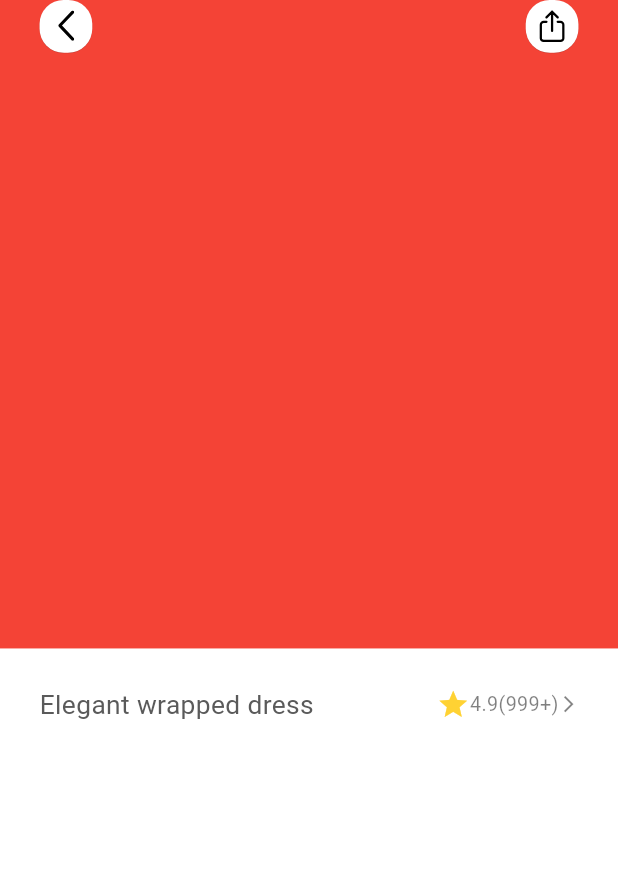
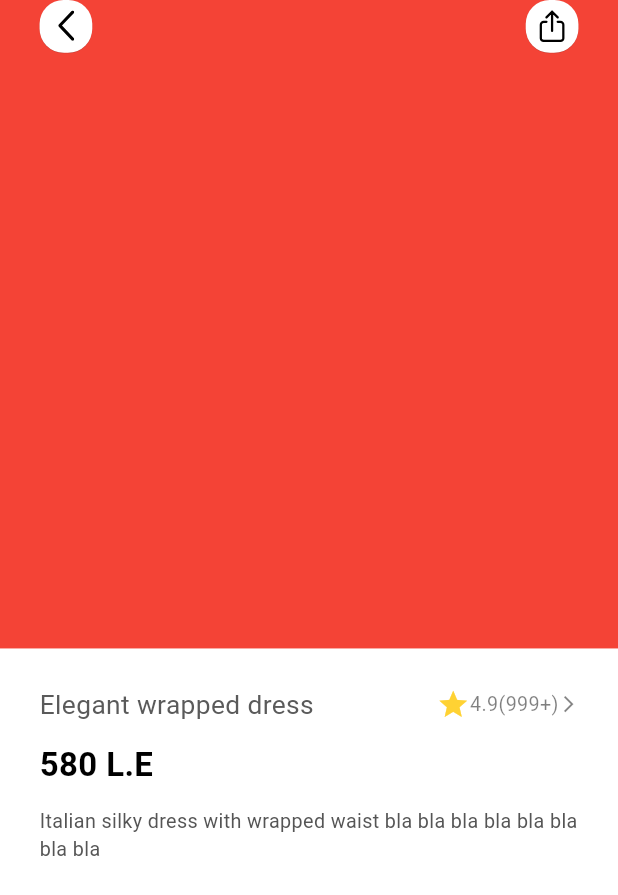
Before and after one commit to assem16399/Diva, a Flutter app: the screen it shows after launch, on a phone screen of 412 x 824 dp. Shown: the top 895 px of the screen. Run offline on Flutter 3.47's test engine with Material 3 defaults, Android fonts, the phone set to English and light mode, and no system bars; our stand-ins replace bloc, dio, flutter_screenutil, flutter_svg, freezed_annotation, get_it and 2 more.

Commit message:
feat(ProductDetails) 🚀 Add ProductPrice & ProductDescription widgets in ProductDetailsScreen - Create a separate widget for ProductDescription - Wrap ProductDetailsScreen inside a SingleChildScrollView

```diff
--- a/lib/core/themes/colors.dart
+++ b/lib/core/themes/colors.dart
@@ -7,7 +7,8 @@ class ColorsManager {
   static const Color semiTransparentBlack = Color.fromRGBO(0, 0, 0, 0.43);
   static const Color shadedDarkGray = Color(0XFF494646);
   static const Color forestGreen = Color(0XFF2F8655);
-  static const Color darkGray = Color(0xF7555555);
+  static const Color darkGrayWithTransparency = Color(0xF7555555);
+  static const Color darkGray = Color(0xFF555555);
   static const Color brightYellowOrangeColor = Color(0xFFFFD233);
   static const Color blackWithHalfOpacity = Color(0x80000000);
 }
--- a/lib/core/themes/styles.dart
+++ b/lib/core/themes/styles.dart
@@ -51,8 +51,15 @@ class TextStyles {
     fontWeight: FontWeight.w400,
     color: Colors.black.withOpacity(0.4),
   );
-  static TextStyle font16DarkGrayW400 = TextStyle(
+
+  static TextStyle font16DarkGrayWithTransparencyW400 = TextStyle(
     fontSize: 16.sp,
+    fontWeight: FontWeight.w400,
+    color: ColorsManager.darkGrayWithTransparency,
+  );
+
+  static TextStyle font12DarkGrayW400 = TextStyle(
+    fontSize: 12.sp,
     fontWeight: FontWeight.w400,
     color: ColorsManager.darkGray,
   );
@@ -62,4 +69,10 @@ class TextStyles {
     fontWeight: FontWeight.w400,
     color: ColorsManager.blackWithHalfOpacity,
   );
+
+  static TextStyle font20BlackW600 = TextStyle(
+    fontSize: 20.sp,
+    fontWeight: FontWeight.w600,
+    color: Colors.black,
+  );
 }
--- a/lib/features/product_details/ui/product_details_screen.dart
+++ b/lib/features/product_details/ui/product_details_screen.dart
@@ -1,6 +1,8 @@
 import 'package:diva/core/helpers/constants.dart';
 import 'package:diva/core/helpers/spacing.dart';
+import 'package:diva/core/themes/styles.dart';
 import 'package:diva/core/widgets/header_icon.dart';
+import 'package:diva/features/product_details/widgets/product_description.dart';
 import 'package:diva/features/product_details/widgets/product_reviews_summary.dart';
 import 'package:diva/features/product_details/widgets/product_title.dart';
 import 'package:flutter/material.dart';
@@ -12,7 +14,8 @@ class ProductDetailsScreen extends StatelessWidget {
   @override
   Widget build(BuildContext context) {
     return Scaffold(
-      body: Column(
+      body: SingleChildScrollView(
+        child: Column(
           children: [
             Stack(
               children: [
@@ -44,7 +47,10 @@ class ProductDetailsScreen extends StatelessWidget {
             verticalSpace(24.h),
             Padding(
               padding: EdgeInsets.symmetric(horizontal: 24.w),
-            child: const Column(
+              child: Column(
+                crossAxisAlignment: CrossAxisAlignment.start,
+                children: [
+                  const Column(
                     children: [
                       Row(
                         mainAxisAlignment: MainAxisAlignment.spaceBetween,
@@ -60,8 +66,22 @@ class ProductDetailsScreen extends StatelessWidget {
                       ),
                     ],
                   ),
+                  verticalSpace(12.h),
+                  Text(
+                    '580 L.E',
+                    style: TextStyles.font20BlackW600,
+                  ),
+                  verticalSpace(12.h),
+                  const ProductDescription(
+                    description:
+                        'Italian silky dress with wrapped waist bla bla bla '
+                        'bla bla bla bla bla',
                   ),
                 ],
+              ),
+            ),
+          ],
+        ),
       ),
     );
   }
--- /dev/null
+++ b/lib/features/product_details/widgets/product_description.dart
@@ -0,0 +1,20 @@
+import 'package:diva/core/themes/styles.dart';
+import 'package:flutter/material.dart';
+
+class ProductDescription extends StatelessWidget {
+  const ProductDescription({
+    required this.description,
+    super.key,
+  });
+
+  final String description;
+  @override
+  Widget build(BuildContext context) {
+    return Text(
+      description,
+      style: TextStyles.font12DarkGrayW400.copyWith(),
+      maxLines: 3,
+      overflow: TextOverflow.ellipsis,
+    );
+  }
+}
--- a/lib/features/product_details/widgets/product_title.dart
+++ b/lib/features/product_details/widgets/product_title.dart
@@ -13,7 +13,7 @@ class ProductTitle extends StatelessWidget {
   Widget build(BuildContext context) {
     return Text(
       title,
-      style: TextStyles.font16DarkGrayW400,
+      style: TextStyles.font16DarkGrayWithTransparencyW400,
     );
   }
 }
```
Lines whose indentation alone changed are shown as unchanged.
